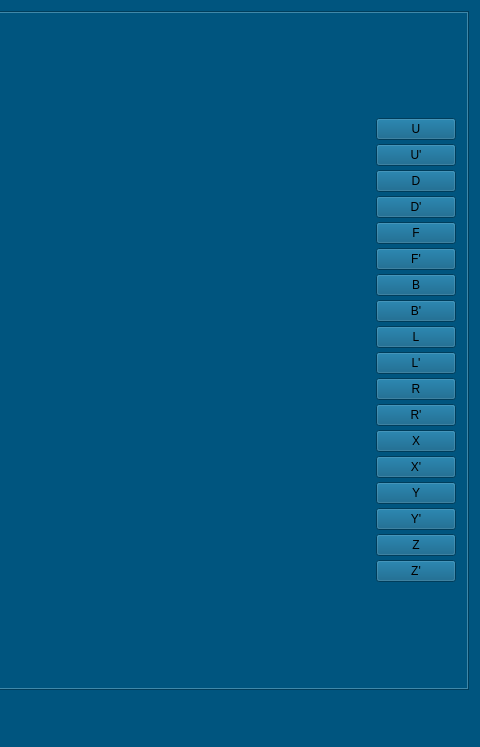
Above: rubikomo/mainwindow.ui from siemensmacv/rubik-teacher before the change; both pictures show x 706 to 1186 and y 0 to 747 of the 1186 by 747 pixel window. Below: the same form after it.
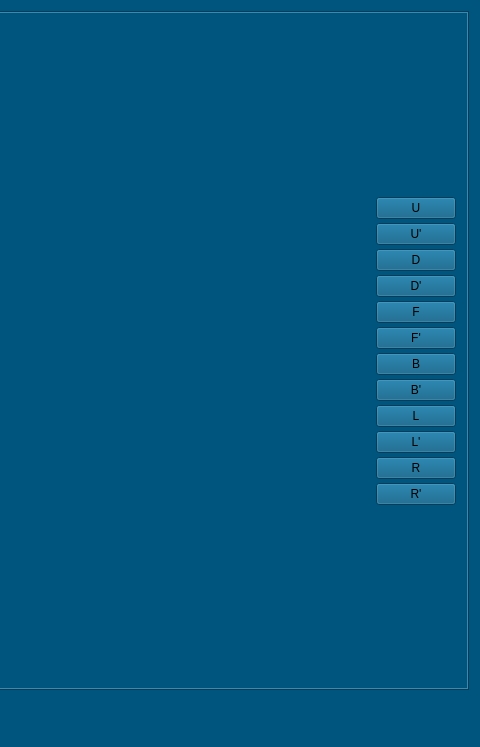
That is the form after the change. The open tabs and pages were chosen to show the change.

Diff of the .ui file:
```diff
--- a/rubikomo/mainwindow.ui
+++ b/rubikomo/mainwindow.ui
@@ -306,6 +306,19 @@
             <property name="spacing">
              <number>4</number>
             </property>
+            <item>
+             <spacer name="verticalSpacer_3">
+              <property name="orientation">
+               <enum>Qt::Vertical</enum>
+              </property>
+              <property name="sizeHint" stdset="0">
+               <size>
+                <width>20</width>
+                <height>40</height>
+               </size>
+              </property>
+             </spacer>
+            </item>
             <item>
              <widget class="QPushButton" name="pushButton_U_2D">
               <property name="sizePolicy">
@@ -463,82 +476,17 @@
              </widget>
             </item>
             <item>
-             <widget class="QPushButton" name="pushButton_X_2D">
-              <property name="sizePolicy">
-               <sizepolicy hsizetype="Maximum" vsizetype="Fixed">
-                <horstretch>0</horstretch>
-                <verstretch>0</verstretch>
-               </sizepolicy>
+             <spacer name="verticalSpacer_5">
+              <property name="orientation">
+               <enum>Qt::Vertical</enum>
               </property>
-              <property name="text">
-               <string>X</string>
+              <property name="sizeHint" stdset="0">
+               <size>
+                <width>20</width>
+                <height>40</height>
+               </size>
               </property>
-             </widget>
-            </item>
-            <item>
-             <widget class="QPushButton" name="pushButton_XR_2D">
-              <property name="sizePolicy">
-               <sizepolicy hsizetype="Maximum" vsizetype="Fixed">
-                <horstretch>0</horstretch>
-                <verstretch>0</verstretch>
-               </sizepolicy>
-              </property>
-              <property name="text">
-               <string>X'</string>
-              </property>
-             </widget>
-            </item>
-            <item>
-             <widget class="QPushButton" name="pushButton_Y_2D">
-              <property name="sizePolicy">
-               <sizepolicy hsizetype="Maximum" vsizetype="Fixed">
-                <horstretch>0</horstretch>
-                <verstretch>0</verstretch>
-               </sizepolicy>
-              </property>
-              <property name="text">
-               <string>Y</string>
-              </property>
-             </widget>
-            </item>
-            <item>
-             <widget class="QPushButton" name="pushButton_YR_2D">
-              <property name="sizePolicy">
-               <sizepolicy hsizetype="Maximum" vsizetype="Fixed">
-                <horstretch>0</horstretch>
-                <verstretch>0</verstretch>
-               </sizepolicy>
-              </property>
-              <property name="text">
-               <string>Y'</string>
-              </property>
-             </widget>
-            </item>
-            <item>
-             <widget class="QPushButton" name="pushButton_Z_2D">
-              <property name="sizePolicy">
-               <sizepolicy hsizetype="Maximum" vsizetype="Fixed">
-                <horstretch>0</horstretch>
-                <verstretch>0</verstretch>
-               </sizepolicy>
-              </property>
-              <property name="text">
-               <string>Z</string>
-              </property>
-             </widget>
-            </item>
-            <item>
-             <widget class="QPushButton" name="pushButton_ZR_2D">
-              <property name="sizePolicy">
-               <sizepolicy hsizetype="Maximum" vsizetype="Fixed">
-                <horstretch>0</horstretch>
-                <verstretch>0</verstretch>
-               </sizepolicy>
-              </property>
-              <property name="text">
-               <string>Z'</string>
-              </property>
-             </widget>
+             </spacer>
             </item>
            </layout>
           </item>
```
Left out of the diff: 109 changed lines with no effect on the pictures.
